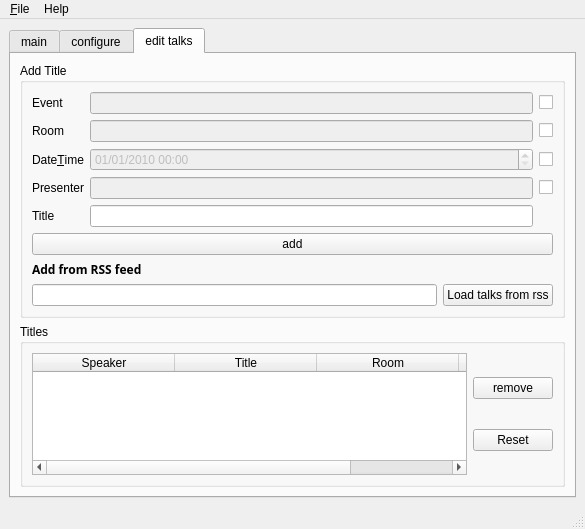
The window that src/freeseer/frontend/default/forms/freeseer_ui_qt.ui (Freeseer/freeseer) describes before a commit, drawn with Qt 5.
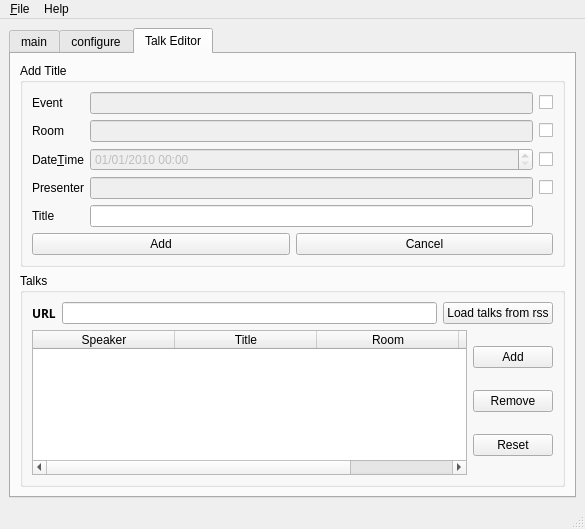
The same window after the commit. The open tabs and pages were chosen to show the change. Icons and pictures are not drawn.

Commit message: Modified Talk Editor to allow more space for viewing talk data. Adding a new talk is now toggled by a new screen.

Diff of the .ui file:
```diff
--- a/src/freeseer/frontend/default/forms/freeseer_ui_qt.ui
+++ b/src/freeseer/frontend/default/forms/freeseer_ui_qt.ui
@@ -688,7 +688,7 @@
       </widget>
       <widget class="QWidget" name="editTalksPage">
        <attribute name="title">
-        <string>edit talks</string>
+        <string>Talk Editor</string>
        </attribute>
        <layout class="QVBoxLayout" name="verticalLayout">
         <item>
@@ -830,12 +830,34 @@
             </layout>
            </item>
            <item>
-            <widget class="QPushButton" name="addTalkButton">
+            <layout class="QHBoxLayout" name="horizontalLayout_9">
+             <item>
+              <widget class="QPushButton" name="confirmAddTalkButton">
              <property name="text">
-              <string>add</string>
+                <string>Add</string>
              </property>
             </widget>
            </item>
+             <item>
+              <widget class="QPushButton" name="cancelAddTalkButton">
+               <property name="text">
+                <string>Cancel</string>
+               </property>
+              </widget>
+             </item>
+            </layout>
+           </item>
+          </layout>
+         </widget>
+        </item>
+        <item>
+         <widget class="QGroupBox" name="talkEditorGroupBox">
+          <property name="title">
+           <string>Talks</string>
+          </property>
+          <layout class="QVBoxLayout" name="verticalLayout_11">
+           <item>
+            <layout class="QHBoxLayout" name="horizontalLayout_8">
            <item>
             <widget class="QLabel" name="label_9">
              <property name="font">
@@ -846,13 +868,17 @@
               </font>
              </property>
              <property name="text">
-              <string>Add from RSS feed</string>
+                <string>URL</string>
+               </property>
+               <property name="buddy">
+                <cstring>rssEdit</cstring>
              </property>
             </widget>
            </item>
            <item>
-            <layout class="QGridLayout" name="gridLayout_4">
-             <item row="0" column="1">
+              <widget class="QLineEdit" name="rssEdit"/>
+             </item>
+             <item>
               <widget class="QPushButton" name="rssButton">
                <property name="text">
                 <string>Load talks from rss</string>
@@ -863,19 +889,9 @@
                </property>
               </widget>
              </item>
-             <item row="0" column="0">
-              <widget class="QLineEdit" name="rssEdit"/>
-             </item>
             </layout>
-           </item>
-          </layout>
-         </widget>
         </item>
         <item>
-         <widget class="QGroupBox" name="groupBox_2">
-          <property name="title">
-           <string>Titles</string>
-          </property>
           <layout class="QHBoxLayout" name="horizontalLayout_2">
            <item>
             <widget class="QTableWidget" name="editTable">
@@ -982,10 +998,20 @@
            </item>
            <item>
             <layout class="QVBoxLayout" name="verticalLayout_4">
+               <item>
+                <widget class="QPushButton" name="addTalkButton">
+                 <property name="text">
+                  <string>Add</string>
+                 </property>
+                 <property name="checkable">
+                  <bool>true</bool>
+                 </property>
+                </widget>
+               </item>
              <item>
               <widget class="QPushButton" name="removeTalkButton">
                <property name="text">
-                <string>remove</string>
+                  <string>Remove</string>
                </property>
               </widget>
              </item>
@@ -999,6 +1025,8 @@
             </layout>
            </item>
           </layout>
+           </item>
+          </layout>
          </widget>
         </item>
        </layout>
```
Left out of the diff: 92 changed lines with no effect on the pictures. Lines whose indentation alone changed are shown as unchanged. The commit also changes 1 other file.
